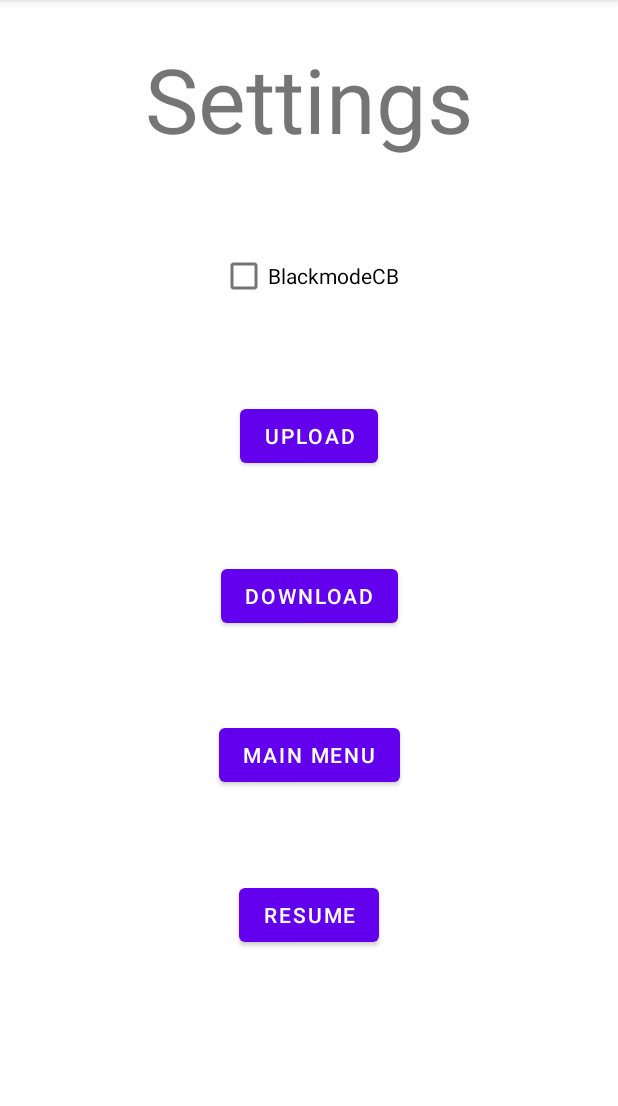
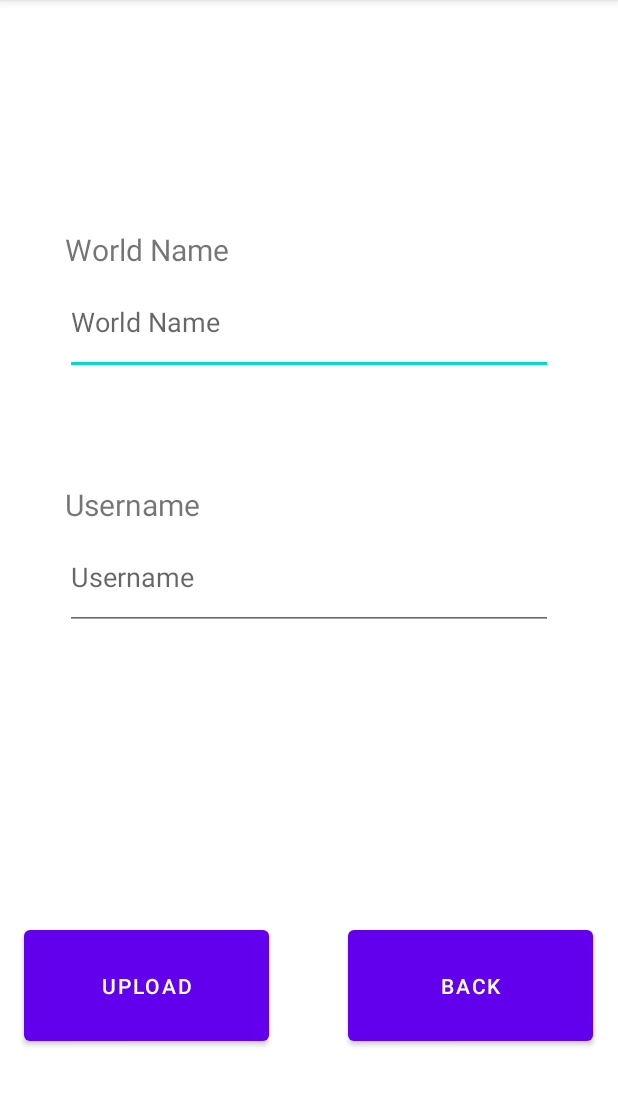
Before and after one commit to DoctorFoxy/ParticleSim, an Android app: the SettingsScreen screen opened directly, with no data from a screen before it, after a tap on "UPLOAD", on a phone screen of 412 x 824 dp, the part 84-1190 px from its top. Run offline under Robolectric (Android 15) with nearby library versions, the phone set to English and light mode, and no system bars.

Commit message:
Added Upload Screen

```diff
--- a/app/src/main/AndroidManifest.xml
+++ b/app/src/main/AndroidManifest.xml
@@ -1,6 +1,6 @@
 <?xml version="1.0" encoding="utf-8"?>
 <manifest xmlns:android="http://schemas.android.com/apk/res/android"
-    package="com.example.particlesim" >
+    package="com.example.particlesim">
 
     <application
         android:allowBackup="true"
@@ -8,7 +8,10 @@
         android:label="@string/app_name"
         android:roundIcon="@mipmap/ic_launcher_round"
         android:supportsRtl="true"
-        android:theme="@style/Theme.ParticleSim" >
+        android:theme="@style/Theme.ParticleSim">
+        <activity
+            android:name="StartScreen.UploadScreen"
+            android:exported="false" />
         <activity
             android:name="StartScreen.SettingsScreen"
             android:exported="false" />
@@ -17,7 +20,7 @@
             android:exported="false" />
         <activity
             android:name="StartScreen.StartScreen"
-            android:exported="true" >
+            android:exported="true">
             <intent-filter>
                 <action android:name="android.intent.action.MAIN" />
 
--- a/app/src/main/java/StartScreen/SettingsScreen.java
+++ b/app/src/main/java/StartScreen/SettingsScreen.java
@@ -51,7 +51,8 @@ public class SettingsScreen extends AppCompatActivity {
     startActivity(intent);
     }
     public void onUploadB_Pressed(View caller){
-        // still needs to be implemented the way to the database
+        Intent intent = new Intent(this, UploadScreen.class);
+        startActivity(intent);
     }
     public void onDownloadB_Pressed(View caller){
     // still needs to be implemented the way to the database
--- /dev/null
+++ b/app/src/main/java/StartScreen/UploadScreen.java
@@ -0,0 +1,32 @@
+package StartScreen;
+
+import androidx.appcompat.app.AppCompatActivity;
+
+import android.content.Intent;
+import android.os.Bundle;
+import android.view.View;
+
+import com.example.particlesim.MainActivity;
+import com.example.particlesim.R;
+
+public class UploadScreen extends AppCompatActivity {
+
+    @Override
+    protected void onCreate(Bundle savedInstanceState) {
+        super.onCreate(savedInstanceState);
+        setContentView(R.layout.activity_upload_screen);
+    }
+
+    public void onUploadPressed(View caller){
+
+        // TODO: UPLOAD DATABASE STUFF
+
+        Intent intent = new Intent(this, SettingsScreen.class);
+        startActivity(intent);
+    }
+
+    public void onBackPressed(View caller){
+        Intent intent = new Intent(this, SettingsScreen.class);
+        startActivity(intent);
+    }
+}
--- /dev/null
+++ b/app/src/main/res/layout/activity_upload_screen.xml
@@ -0,0 +1,69 @@
+<?xml version="1.0" encoding="utf-8"?>
+<androidx.constraintlayout.widget.ConstraintLayout xmlns:android="http://schemas.android.com/apk/res/android"
+    xmlns:app="http://schemas.android.com/apk/res-auto"
+    xmlns:tools="http://schemas.android.com/tools"
+    android:layout_width="match_parent"
+    android:layout_height="match_parent"
+    tools:context="StartScreen.UploadScreen">
+
+    <Button
+        android:id="@+id/UploadButton"
+        android:layout_width="163dp"
+        android:layout_height="86dp"
+        android:layout_marginStart="16dp"
+        android:layout_marginBottom="68dp"
+        android:onClick="onUploadPressed"
+        android:text="Upload"
+        app:layout_constraintBottom_toBottomOf="parent"
+        app:layout_constraintStart_toStartOf="parent" />
+
+    <Button
+        android:id="@+id/BackButton"
+        android:layout_width="163dp"
+        android:layout_height="86dp"
+        android:layout_marginStart="232dp"
+        android:layout_marginBottom="68dp"
+        android:onClick="onBackPressed"
+        android:text="Back"
+        app:layout_constraintBottom_toBottomOf="parent"
+        app:layout_constraintStart_toStartOf="parent" />
+
+    <com.google.android.material.textfield.TextInputEditText
+        android:id="@+id/editWorldNameInput"
+        android:layout_width="325dp"
+        android:layout_height="70dp"
+        android:layout_marginTop="180dp"
+        android:hint="World Name"
+        app:layout_constraintEnd_toEndOf="parent"
+        app:layout_constraintStart_toStartOf="parent"
+        app:layout_constraintTop_toTopOf="parent" />
+
+    <com.google.android.material.textfield.TextInputEditText
+        android:id="@+id/editTextUsernameInput"
+        android:layout_width="325dp"
+        android:layout_height="70dp"
+        android:layout_marginTop="100dp"
+        android:hint="Username"
+        app:layout_constraintEnd_toEndOf="parent"
+        app:layout_constraintStart_toStartOf="parent"
+        app:layout_constraintTop_toBottomOf="@+id/editWorldNameInput" />
+
+    <TextView
+        android:id="@+id/worldNameText"
+        android:layout_width="wrap_content"
+        android:layout_height="wrap_content"
+        android:text="World Name"
+        android:textSize="20sp"
+        app:layout_constraintBottom_toTopOf="@+id/editWorldNameInput"
+        app:layout_constraintStart_toStartOf="@+id/editWorldNameInput" />
+
+    <TextView
+        android:id="@+id/usernameText"
+        android:layout_width="wrap_content"
+        android:layout_height="wrap_content"
+        android:text="Username"
+        android:textSize="20sp"
+        app:layout_constraintBottom_toTopOf="@+id/editTextUsernameInput"
+        app:layout_constraintStart_toStartOf="@+id/editTextUsernameInput" />
+
+</androidx.constraintlayout.widget.ConstraintLayout>
```
